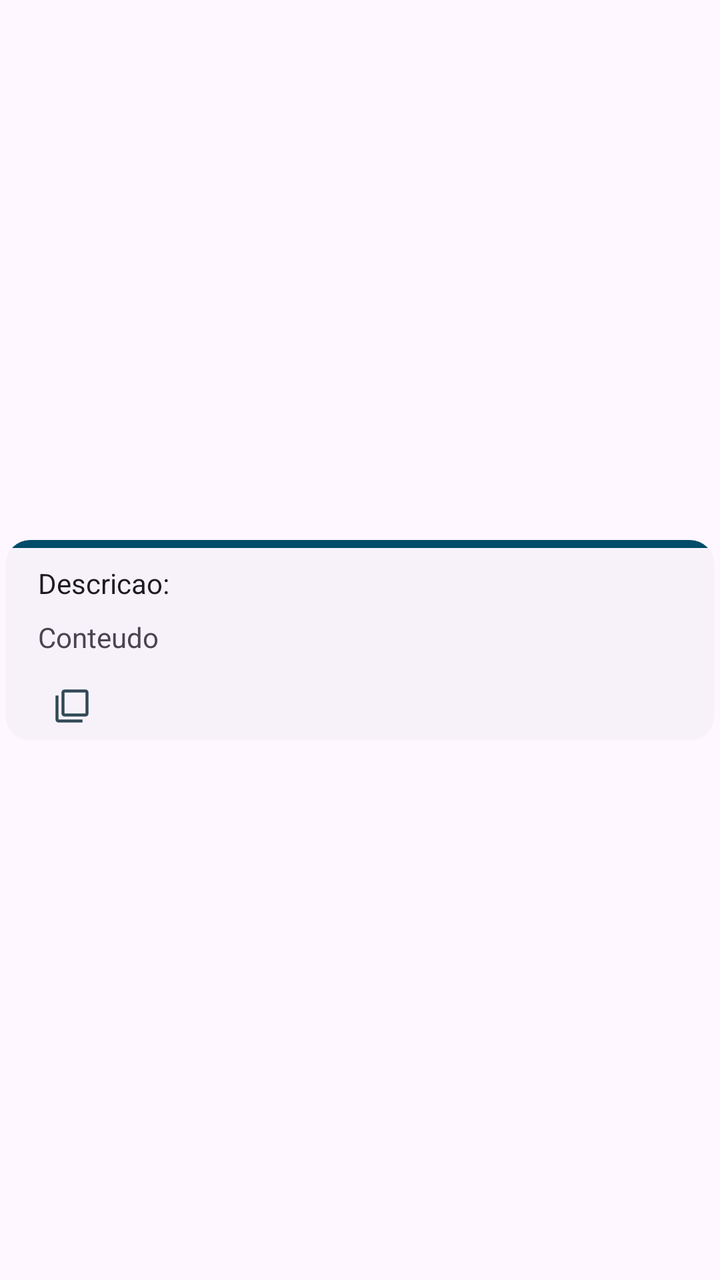
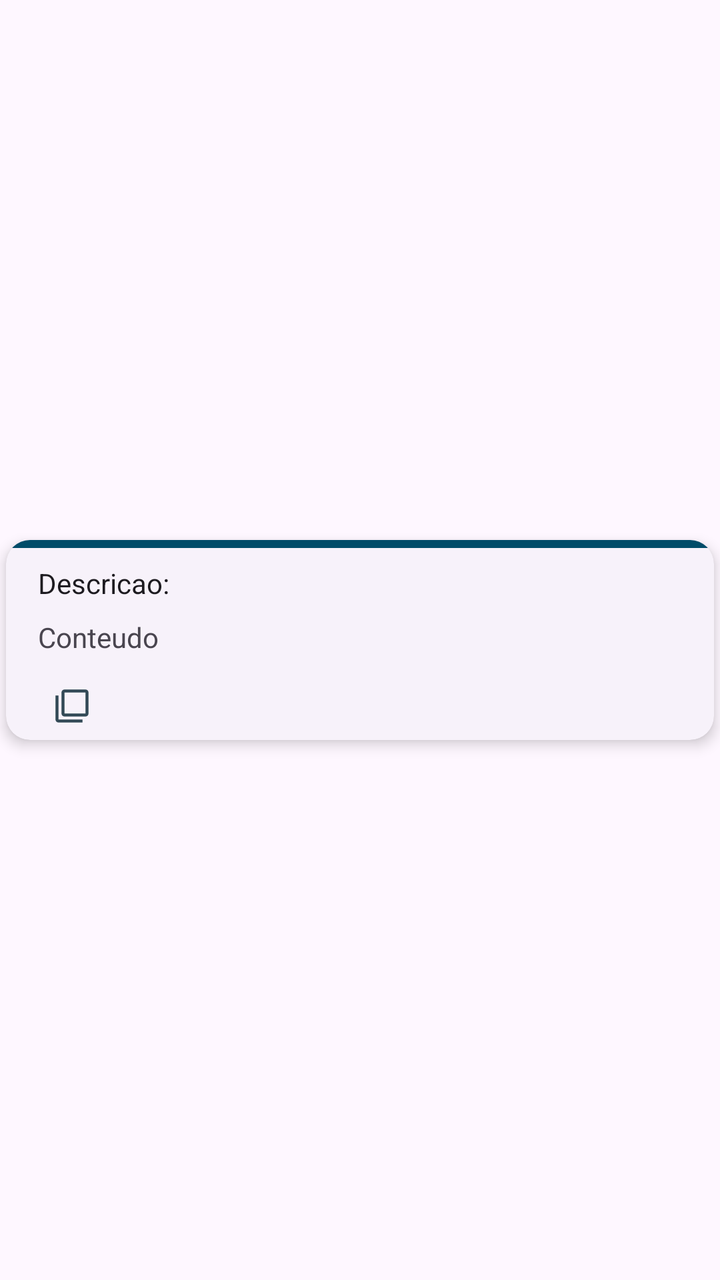

The first picture is an Android layout as it rendered before a commit; the second is the same layout after the commit. The layout source and the unified diff follow.
<!-- AndroidManifest.xml: application theme AppTheme -->
<!-- res/layout/equipamento_line_view.xml -->
<?xml version="1.0" encoding="utf-8"?>
<androidx.constraintlayout.widget.ConstraintLayout xmlns:android="http://schemas.android.com/apk/res/android"
    xmlns:app="http://schemas.android.com/apk/res-auto"
    xmlns:tools="http://schemas.android.com/tools"
    android:layout_width="match_parent"
    android:layout_height="wrap_content">

    <com.google.android.material.card.MaterialCardView
        android:layout_width="match_parent"
        android:layout_height="wrap_content"
        android:layout_marginStart="3dp"
        android:layout_marginLeft="3dp"
        android:layout_marginTop="3dp"
        android:layout_marginEnd="3dp"
        android:layout_marginRight="3dp"
        android:layout_marginBottom="3dp"
        app:layout_constraintBottom_toBottomOf="parent"
        app:layout_constraintEnd_toEndOf="parent"
        app:layout_constraintStart_toStartOf="parent"
        app:layout_constraintTop_toTopOf="parent"
        style="?attr/materialCardViewElevatedStyle">

        <androidx.constraintlayout.widget.ConstraintLayout
            android:layout_width="match_parent"
            android:layout_height="match_parent">

            <LinearLayout
                android:layout_width="0dp"
                android:layout_height="wrap_content"
                android:layout_marginStart="16dp"
                android:layout_marginLeft="16dp"
                android:layout_marginTop="8dp"
                android:layout_marginEnd="16dp"
                android:layout_marginRight="16dp"
                android:orientation="horizontal"
                app:layout_constraintEnd_toEndOf="parent"
                app:layout_constraintStart_toStartOf="parent"
                app:layout_constraintTop_toBottomOf="@+id/tvConteudo">

                <ImageButton
                    android:id="@+id/BtEditarEquipamentoLine"
                    android:layout_width="wrap_content"
                    android:layout_height="wrap_content"
                    android:layout_margin="5dp"
                    android:background="#00FFFFFF"
                    android:src="@drawable/edit18"
                    android:visibility="gone" />

                <ImageButton
                    android:id="@+id/BtCopiarEquipamentoLine"
                    android:layout_width="wrap_content"
                    android:layout_height="wrap_content"
                    android:layout_margin="8dp"
                    android:background="#00FFFFFF"
                    app:srcCompat="@drawable/copy18" />
            </LinearLayout>

            <LinearLayout
                android:id="@+id/linearLayout2"
                android:layout_width="403dp"
                android:layout_height="4dp"
                android:background="@color/md_theme_primary"
                android:orientation="vertical"
                android:scaleType="fitXY"
                app:layout_constraintEnd_toEndOf="parent"
                app:layout_constraintStart_toStartOf="parent"
                app:layout_constraintTop_toTopOf="parent"></LinearLayout>

            <TextView
                android:id="@+id/tvDescricao"
                android:layout_width="0dp"
                android:layout_height="wrap_content"
                android:layout_marginStart="16dp"
                android:layout_marginTop="8dp"
                android:layout_marginEnd="16dp"
                android:text="Descricao:"
                android:textAppearance="@style/TextAppearance.AppCompat.Body1"
                app:layout_constraintEnd_toEndOf="parent"
                app:layout_constraintStart_toStartOf="parent"
                app:layout_constraintTop_toBottomOf="@+id/linearLayout2" />

            <TextView
                android:id="@+id/tvConteudo"
                android:layout_width="0dp"
                android:layout_height="wrap_content"
                android:layout_marginStart="16dp"
                android:layout_marginTop="8dp"
                android:layout_marginEnd="16dp"
                android:text="Conteudo"
                android:textAppearance="@style/TextAppearance.AppCompat.Small"
                app:layout_constraintEnd_toEndOf="parent"
                app:layout_constraintStart_toStartOf="parent"
                app:layout_constraintTop_toBottomOf="@+id/tvDescricao" />
        </androidx.constraintlayout.widget.ConstraintLayout>
    </com.google.android.material.card.MaterialCardView>

</androidx.constraintlayout.widget.ConstraintLayout>
<!-- resources referenced by this layout -->
<resources>
  <color name="md_theme_primary">#6750A4</color>
  <style name="AppTheme" parent="Theme.Material3.Light">
          <item name="colorPrimary">@color/md_theme_primary</item>
          <item name="colorOnPrimary">@color/md_theme_onPrimary</item>
          <item name="colorPrimaryContainer">@color/md_theme_primaryContainer</item>
          <item name="colorOnPrimaryContainer">@color/md_theme_onPrimaryContainer</item>
          <item name="colorSecondary">@color/md_theme_secondary</item>
          <item name="colorOnSecondary">@color/md_theme_onSecondary</item>
          <item name="colorSecondaryContainer">@color/md_theme_secondaryContainer</item>
          <item name="colorOnSecondaryContainer">@color/md_theme_onSecondaryContainer</item>
          <item name="colorTertiary">@color/md_theme_tertiary</item>
          <item name="colorOnTertiary">@color/md_theme_onTertiary</item>
          <item name="colorTertiaryContainer">@color/md_theme_tertiaryContainer</item>
          <item name="colorOnTertiaryContainer">@color/md_theme_onTertiaryContainer</item>
          <item name="colorError">@color/md_theme_error</item>
          <item name="colorOnError">@color/md_theme_onError</item>
          <item name="colorErrorContainer">@color/md_theme_errorContainer</item>
          <item name="colorOnErrorContainer">@color/md_theme_onErrorContainer</item>
          <item name="android:colorBackground">@color/md_theme_background</item>
          <item name="colorOnBackground">@color/md_theme_onBackground</item>
          <item name="colorSurface">@color/md_theme_surface</item>
          <item name="colorOnSurface">@color/md_theme_onSurface</item>
          <item name="colorSurfaceVariant">@color/md_theme_surfaceVariant</item>
          <item name="colorOnSurfaceVariant">@color/md_theme_onSurfaceVariant</item>
          <item name="colorOutline">@color/md_theme_outline</item>
          <item name="colorOutlineVariant">@color/md_theme_outlineVariant</item>
          <item name="colorSurfaceInverse">@color/md_theme_inverseSurface</item>
          <item name="colorOnSurfaceInverse">@color/md_theme_inverseOnSurface</item>
          <item name="colorPrimaryInverse">@color/md_theme_inversePrimary</item>
      </style>
  <color name="md_theme_onPrimaryContainer">#21005D</color>
  <color name="md_theme_onPrimary">#FFFFFF</color>
  <color name="md_theme_primaryContainer">#EADDFF</color>
  <color name="md_theme_secondary">#625B71</color>
  <color name="md_theme_onSecondary">#FFFFFF</color>
  <color name="md_theme_secondaryContainer">#E8DEF8</color>
  <color name="md_theme_onSecondaryContainer">#1D192B</color>
  <color name="md_theme_tertiary">#7E525D</color>
  <color name="md_theme_onTertiary">#FFFFFF</color>
  <color name="md_theme_tertiaryContainer">#FFD9E1</color>
  <color name="md_theme_onTertiaryContainer">#31101B</color>
  <color name="md_theme_error">#BA1A1A</color>
  <color name="md_theme_onError">#FFFFFF</color>
  <color name="md_theme_errorContainer">#FFDAD6</color>
  <color name="md_theme_onErrorContainer">#410002</color>
  <color name="md_theme_background">#FEF7FF</color>
  <color name="md_theme_onBackground">#1D1B20</color>
  <color name="md_theme_surface">#FEF7FF</color>
  <color name="md_theme_onSurface">#1D1B20</color>
  <color name="md_theme_surfaceVariant">#E7E0EB</color>
  <color name="md_theme_onSurfaceVariant">#49454E</color>
  <color name="md_theme_outline">#7A757F</color>
  <color name="md_theme_outlineVariant">#CBC4CF</color>
  <color name="md_theme_inverseSurface">#322F35</color>
  <color name="md_theme_inverseOnSurface">#F5EFF7</color>
  <color name="md_theme_inversePrimary">#D3BCFD</color>
  <!-- unchanged entries left out for length: 2 -->
</resources>

<!-- the commit's change to res/layout/equipamento_line_view.xml (unified diff, before → after) -->
@@ -18,7 +18,8 @@
         app:layout_constraintEnd_toEndOf="parent"
         app:layout_constraintStart_toStartOf="parent"
         app:layout_constraintTop_toTopOf="parent"
-        style="?attr/materialCardViewElevatedStyle">
+        style="?attr/materialCardViewElevatedStyle"
+        app:cardElevation="4dp">
 
         <androidx.constraintlayout.widget.ConstraintLayout
             android:layout_width="match_parent"
@@ -53,6 +54,28 @@
                     android:layout_margin="8dp"
                     android:background="#00FFFFFF"
                     app:srcCompat="@drawable/copy18" />
+
+                <ImageButton
+                    android:id="@+id/BtSenhasComputadorEquipamentoLine"
+                    android:layout_width="24dp"
+                    android:layout_height="24dp"
+                    android:layout_margin="8dp"
+                    android:background="?attr/selectableItemBackgroundBorderless"
+                    android:scaleType="centerInside"
+                    android:src="@android:drawable/ic_lock_lock"
+                    app:tint="?attr/colorPrimary"
+                    android:visibility="gone" />
+
+                <ImageButton
+                    android:id="@+id/BtSenhasLocalEquipamentoLine"
+                    android:layout_width="24dp"
+                    android:layout_height="24dp"
+                    android:layout_margin="8dp"
+                    android:background="?attr/selectableItemBackgroundBorderless"
+                    android:scaleType="centerInside"
+                    android:src="@android:drawable/ic_lock_idle_lock"
+                    app:tint="?attr/colorPrimary"
+                    android:visibility="gone" />
             </LinearLayout>
 
             <LinearLayout
@@ -87,6 +110,8 @@
                 android:layout_marginTop="8dp"
                 android:layout_marginEnd="16dp"
                 android:text="Conteudo"
+                android:ellipsize="end"
+                android:maxLines="1"
                 android:textAppearance="@style/TextAppearance.AppCompat.Small"
                 app:layout_constraintEnd_toEndOf="parent"
                 app:layout_constraintStart_toStartOf="parent"
<!-- resource entries referenced after the edit -->
@@ -29,6 +29,7 @@
           <item name="colorSurfaceInverse">@color/md_theme_inverseSurface</item>
           <item name="colorOnSurfaceInverse">@color/md_theme_inverseOnSurface</item>
           <item name="colorPrimaryInverse">@color/md_theme_inversePrimary</item>
+          <item name="glassColor">@color/md_theme_surfaceContainer_glass</item>
       </style>
   <color name="md_theme_onPrimaryContainer">#21005D</color>
   <color name="md_theme_onPrimary">#FFFFFF</color>
@@ -56,6 +57,7 @@
   <color name="md_theme_inverseSurface">#322F35</color>
   <color name="md_theme_inverseOnSurface">#F5EFF7</color>
   <color name="md_theme_inversePrimary">#D3BCFD</color>
+  <color name="md_theme_surfaceContainer_glass">#F2ECF4</color>
   <!-- unchanged entries left out for length: 2 -->
 </resources>
 
